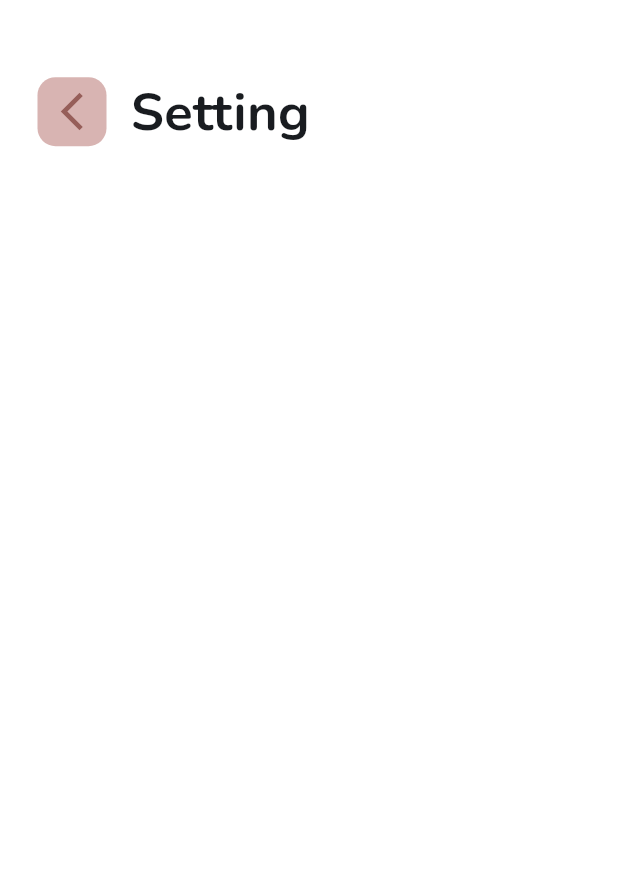
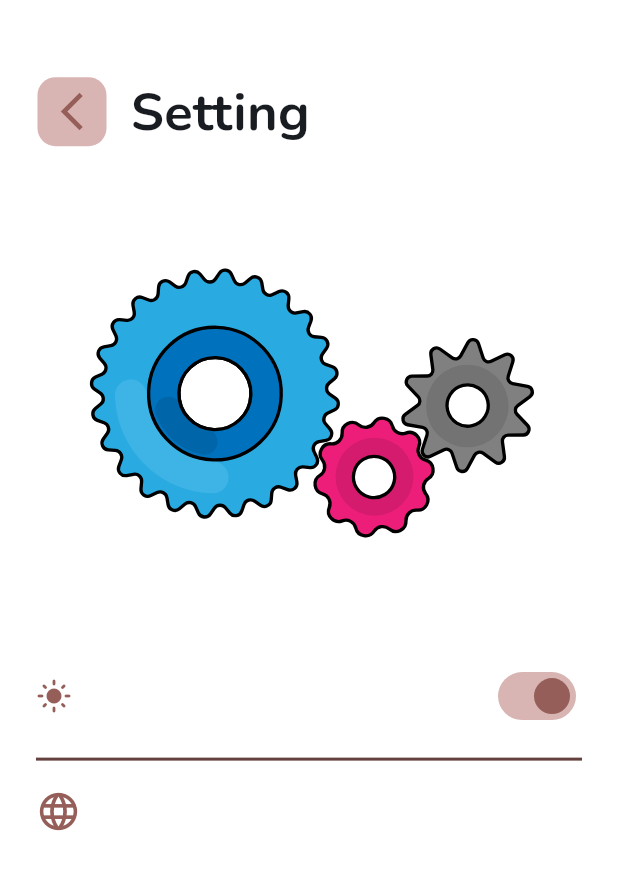
Before and after one commit to S-Mistarihi/note_app, a Flutter app: the HomeScreen screen opened directly, after a tap on the "settings" icon, on a phone screen of 412 x 824 dp. Shown: the top 870 px of the screen. Run offline on Flutter 3.47's test engine with Material 3 defaults, Android fonts, the phone set to English and light mode, and no system bars; our stand-ins replace google_fonts, hive, hive_flutter, lottie, shared_preferences, sizer; accounts and stored records are empty.

Commit message:
feat: build settingScreen

```diff
--- a/lib/core/constants/app_assets.dart
+++ b/lib/core/constants/app_assets.dart
@@ -4,5 +4,5 @@ class AppAssets {
   static const String splashLogo = 'asset/splash/splash.json';
   static const String createFirstNote = 'asset/home/create_note.json';
   static const String noNoteFound = 'asset/search/no_search_found.png';
-  static const String settingIcon = 'asset/setting/icon.json';
+  static const String settingIcon = 'asset/setting/icons.json';
 }
--- a/lib/main.dart
+++ b/lib/main.dart
@@ -39,15 +39,10 @@ class MyApp extends StatelessWidget {
           builder: (context, orientation, screenType) {
             return MaterialApp(
               debugShowCheckedModeBanner: false,
-
               locale: const Locale('en'),
-
               theme: lightTheme,
-
               darkTheme: darkTheme,
-
               themeMode: ThemeManager.instance.themeMode,
-
               home: const SplashScreen(),
             );
           },
--- a/lib/screens/edit_note/edit_note_screen.dart
+++ b/lib/screens/edit_note/edit_note_screen.dart
@@ -6,7 +6,6 @@ import 'package:note_app/screens/edit_note/widget/edit_note_setting.dart';
 import 'package:sizer/sizer.dart';
 
 import '../../core/constants/app_text_style.dart';
-import '../../core/managers/theme_manager.dart';
 import '../add_note_sheet/widget/color_picker.dart';
 
 class EditNoteScreen extends StatefulWidget {
@@ -125,25 +124,15 @@ class _EditNoteScreenState extends State<EditNoteScreen> {
   Future<void> _showMenu() async {
     showModalBottomSheet(
       context: context,
-
       showDragHandle: true,
-
       builder: (_) {
         return EditNoteSetting(
           isPinned: widget.note.isPinned,
-
-          isLightMode: !ThemeManager.instance.isDark,
-
           onPinPressed: () async {
             setState(() {
               widget.note.isPinned = !widget.note.isPinned;
             });
-
             await widget.note.save();
-          },
-
-          onThemeChanged: (value) async {
-            await ThemeManager.instance.setTheme(!value);
           },
         );
       },
--- a/lib/screens/edit_note/widget/edit_note_setting.dart
+++ b/lib/screens/edit_note/widget/edit_note_setting.dart
@@ -4,17 +4,13 @@ import 'package:note_app/core/constants/app_text_style.dart';
 
 class EditNoteSetting extends StatelessWidget {
   final bool isPinned;
-  final bool isLightMode;
 
   final VoidCallback onPinPressed;
-  final ValueChanged<bool> onThemeChanged;
 
   const EditNoteSetting({
     super.key,
     required this.isPinned,
-    required this.isLightMode,
     required this.onPinPressed,
-    required this.onThemeChanged,
   });
 
   @override
@@ -44,20 +40,6 @@ class EditNoteSetting extends StatelessWidget {
                 ],
               ),
             ),
-
-            Divider(color: AppColor.buttonBackground, thickness: 1),
-
-            Row(
-              children: [
-                Icon(Icons.light_mode, color: AppColor.iconColor),
-                SizedBox(width: 16),
-                Expanded(
-                  child: Text('Light Mode', style: AppTextStyle.font18Bold),
-                ),
-
-                Switch(value: isLightMode, onChanged: onThemeChanged),
-              ],
-            ),
           ],
         ),
       ),
--- a/lib/screens/setting/setting_screen.dart
+++ b/lib/screens/setting/setting_screen.dart
@@ -1,11 +1,23 @@
 import 'package:flutter/material.dart';
+import 'package:lottie/lottie.dart';
+import 'package:note_app/core/constants/app_assets.dart';
+import 'package:note_app/core/constants/app_color.dart';
 import 'package:note_app/core/constants/app_text_style.dart';
+import 'package:note_app/screens/setting/widget/build_tab.dart';
+import 'package:note_app/screens/setting/widget/theme_setting.dart';
 import 'package:note_app/utils/custom_icon_button.dart';
 import 'package:sizer/sizer.dart';
 
-class SettingScreen extends StatelessWidget {
+import '../../core/managers/theme_manager.dart';
+
+class SettingScreen extends StatefulWidget {
   const SettingScreen({super.key});
 
+  @override
+  State<SettingScreen> createState() => _SettingScreenState();
+}
+
+class _SettingScreenState extends State<SettingScreen> {
   @override
   Widget build(BuildContext context) {
     return Scaffold(
@@ -26,10 +38,26 @@ class SettingScreen extends StatelessWidget {
                 Text('Setting', style: AppTextStyle.font35Bold),
               ],
             ),
-            SizedBox(height: 5.h),
+            SizedBox(height: 8.h),
+            Lottie.asset(AppAssets.settingIcon, width: 350),
+            SizedBox(height: 3.h),
+            _showThemeSetting(),
+            SizedBox(height: 10),
+            Divider(thickness: 2, color: AppColor.buttonBackground),
+            SizedBox(height: 10),
+            BuildTab(onTap: () {}, icon: Icons.language, text: 'Language'),
           ],
         ),
       ),
     );
   }
+
+  ThemeSetting _showThemeSetting() {
+    return ThemeSetting(
+      isLightMode: !ThemeManager.instance.isDark,
+      onThemeChanged: (value) async {
+        await ThemeManager.instance.setTheme(!value);
+      },
+    );
+  }
 }
--- /dev/null
+++ b/lib/screens/setting/widget/build_tab.dart
@@ -0,0 +1,30 @@
+import 'package:flutter/material.dart';
+import 'package:note_app/core/constants/app_color.dart';
+import 'package:note_app/core/constants/app_text_style.dart';
+
+class BuildTab extends StatelessWidget {
+  final void Function() onTap;
+  final IconData icon;
+  final String text;
+
+  const BuildTab({
+    super.key,
+    required this.onTap,
+    required this.icon,
+    required this.text,
+  });
+
+  @override
+  Widget build(BuildContext context) {
+    return InkWell(
+      onTap: onTap,
+      child: Row(
+        children: [
+          Icon(icon, size: 30, color: AppColor.iconColor),
+          SizedBox(width: 15),
+          Text(text, style: AppTextStyle.font24WhiteNormal),
+        ],
+      ),
+    );
+  }
+}
--- /dev/null
+++ b/lib/screens/setting/widget/theme_setting.dart
@@ -0,0 +1,35 @@
+import 'package:flutter/material.dart';
+
+import '../../../core/constants/app_color.dart';
+import '../../../core/constants/app_text_style.dart';
+
+class ThemeSetting extends StatelessWidget {
+  final bool isLightMode;
+  final ValueChanged<bool> onThemeChanged;
+
+  const ThemeSetting({
+    super.key,
+    required this.isLightMode,
+    required this.onThemeChanged,
+  });
+
+  @override
+  Widget build(BuildContext context) {
+    return Row(
+      children: [
+        Icon(Icons.light_mode, color: AppColor.iconColor),
+        SizedBox(width: 16),
+        Expanded(
+          child: Text('Light Mode', style: AppTextStyle.font24WhiteNormal),
+        ),
+
+        Switch(
+          value: isLightMode,
+          onChanged: onThemeChanged,
+          activeThumbColor: AppColor.iconColor,
+          activeTrackColor: AppColor.iconBackgroundColor,
+        ),
+      ],
+    );
+  }
+}
```
Also changed, not shown: asset/setting/icons.json (added, +1 -0 lines).
